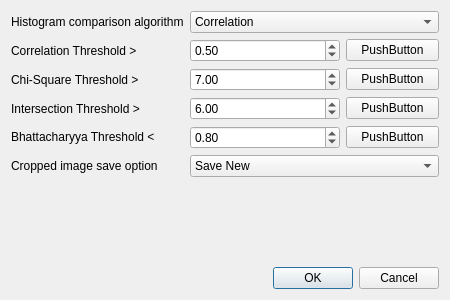
Qt form WatermarkCropper/settings.ui (vg16855/Ifunny-Watermark-Cropper) before a commit.
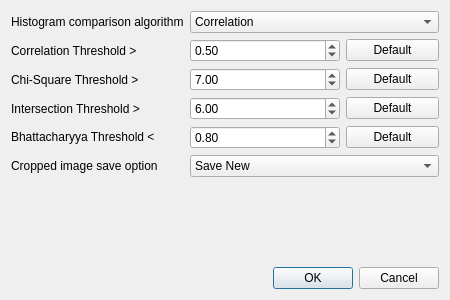
The same form after that commit.

Commit message:
Commit on 4-13-2022 at 2:01 AM
Updated Settings UI File
Added an actual .gitignore so GitHub desktop won't give me like 500 files that they want me to commit.

```diff
--- a/WatermarkCropper/settings.ui
+++ b/WatermarkCropper/settings.ui
@@ -87,7 +87,7 @@
        <item>
         <widget class="QPushButton" name="pushButton">
          <property name="text">
-          <string>PushButton</string>
+          <string>Default</string>
          </property>
         </widget>
        </item>
@@ -124,7 +124,7 @@
        <item>
         <widget class="QPushButton" name="pushButton_2">
          <property name="text">
-          <string>PushButton</string>
+          <string>Default</string>
          </property>
         </widget>
        </item>
@@ -155,7 +155,7 @@
        <item>
         <widget class="QPushButton" name="pushButton_3">
          <property name="text">
-          <string>PushButton</string>
+          <string>Default</string>
          </property>
         </widget>
        </item>
@@ -192,7 +192,7 @@
           </size>
          </property>
          <property name="text">
-          <string>PushButton</string>
+          <string>Default</string>
          </property>
         </widget>
        </item>
```
The commit also changes 1 other file.
